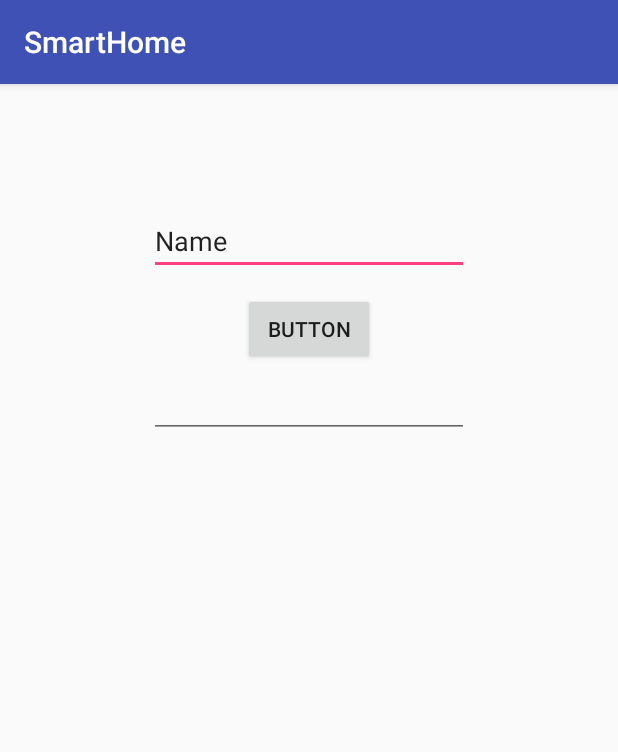
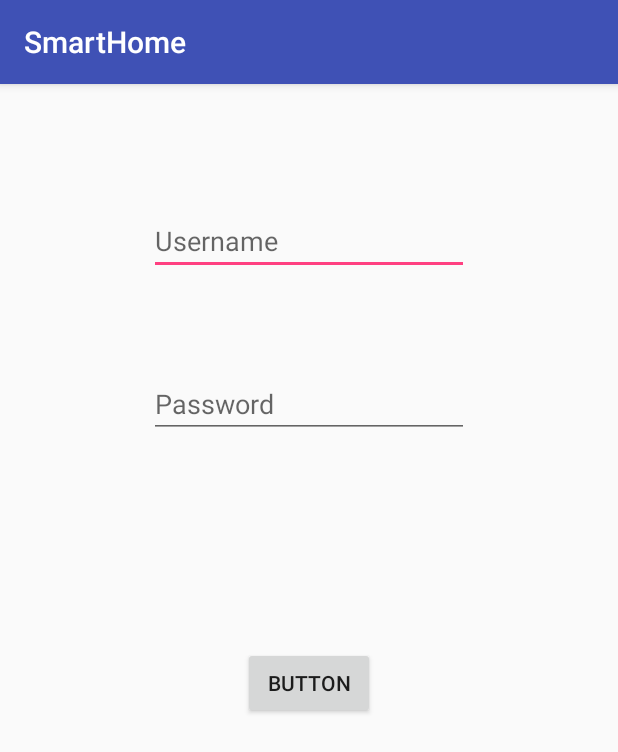
Before and after one commit to Dakufuren/SmartHome, an Android app: the screen it shows after launch (LogInActivity), on a phone screen of 412 x 824 dp. Shown: the top 752 px of the screen. Run offline under Robolectric (Android 15) with nearby library versions, the phone set to English and light mode, and no system bars.

Commit message:
Added working login function Error handling working On login success, change activity to main

```diff
--- a/app/src/main/AndroidManifest.xml
+++ b/app/src/main/AndroidManifest.xml
@@ -17,6 +17,7 @@
                 <category android:name="android.intent.category.LAUNCHER" />
             </intent-filter>
         </activity>
+        <activity android:name=".MainActivity" ></activity>
     </application>
 
 </manifest>
--- a/app/src/main/java/example/comtest/smarthome/LogInActivity.java
+++ b/app/src/main/java/example/comtest/smarthome/LogInActivity.java
@@ -1,7 +1,12 @@
 package example.comtest.smarthome;
 
+import android.content.Intent;
 import android.os.Bundle;
 import android.support.v7.app.AppCompatActivity;
+import android.view.View;
+import android.widget.Button;
+import android.widget.EditText;
+import android.widget.TextView;
 
 /**
  * Created by Sweetpink on 2016-11-27.
@@ -9,9 +14,45 @@ import android.support.v7.app.AppCompatActivity;
 
 public class LogInActivity  extends AppCompatActivity {
 
+    requestToApi API;
+    TextView errorMessageTV = null;
+
+
+
     @Override
     protected void onCreate(Bundle savedInstanceState) {
         super.onCreate(savedInstanceState);
         setContentView(R.layout.login_activity);
+
+
+        API = new requestToApi(getApplicationContext());
+
+        final Button login = (Button) findViewById(R.id.loginbutton);
+        final EditText usernameET = (EditText) findViewById(R.id.username);
+        final EditText passwordET = (EditText) findViewById(R.id.password);
+        errorMessageTV = (TextView) findViewById(R.id.ErrorMessage);
+
+        login.setOnClickListener(new View.OnClickListener() {
+            public void onClick(View v) {
+                String username = usernameET.getText().toString();
+                String password = passwordET.getText().toString();
+
+                API.checkUser(username, password, LogInActivity.this);
+                System.out.println("Calling API");
+            }
+        });
+
+
+
+    }
+
+    public void checkCredantial(String response){
+        System.out.println("Response in method: " + response);
+        if (response.equalsIgnoreCase("Wrong credentials")) {
+            errorMessageTV.setText("Wrong username or password!");
+        } else{
+            Intent myIntent = new Intent(LogInActivity.this, MainActivity.class);
+            startActivity(myIntent);
+        }
     }
 }
--- a/app/src/main/res/layout/login_activity.xml
+++ b/app/src/main/res/layout/login_activity.xml
@@ -10,19 +10,20 @@
         android:layout_height="wrap_content"
         android:layout_marginTop="139dp"
         android:id="@+id/loginbutton"
-        android:layout_below="@+id/editText3"
+        android:layout_below="@+id/password"
         android:layout_centerHorizontal="true" />
 
     <EditText
         android:layout_width="wrap_content"
         android:layout_height="wrap_content"
         android:inputType="textPersonName"
-        android:text="Name"
         android:ems="10"
         android:id="@+id/username"
         android:layout_marginTop="82dp"
         android:layout_alignParentTop="true"
-        android:layout_centerHorizontal="true" />
+        android:layout_centerHorizontal="true"
+        android:singleLine="true"
+        android:hint="Username" />
 
     <EditText
         android:layout_width="wrap_content"
@@ -32,6 +33,17 @@
         android:id="@+id/password"
         android:layout_below="@+id/username"
         android:layout_alignStart="@+id/username"
-        android:layout_marginTop="63dp" />
+        android:layout_marginTop="63dp"
+        android:singleLine="true"
+        android:hint="Password" />
+
+    <TextView
+        android:layout_width="wrap_content"
+        android:layout_height="wrap_content"
+        android:layout_below="@+id/password"
+        android:layout_centerHorizontal="true"
+        android:layout_marginTop="47dp"
+        android:textColor="#ec1e1e"
+        android:id="@+id/ErrorMessage" />
 
 </RelativeLayout>
```
Also changed, not shown: app/src/main/java/example/comtest/smarthome/requestToApi.java (+51 -3 lines).
